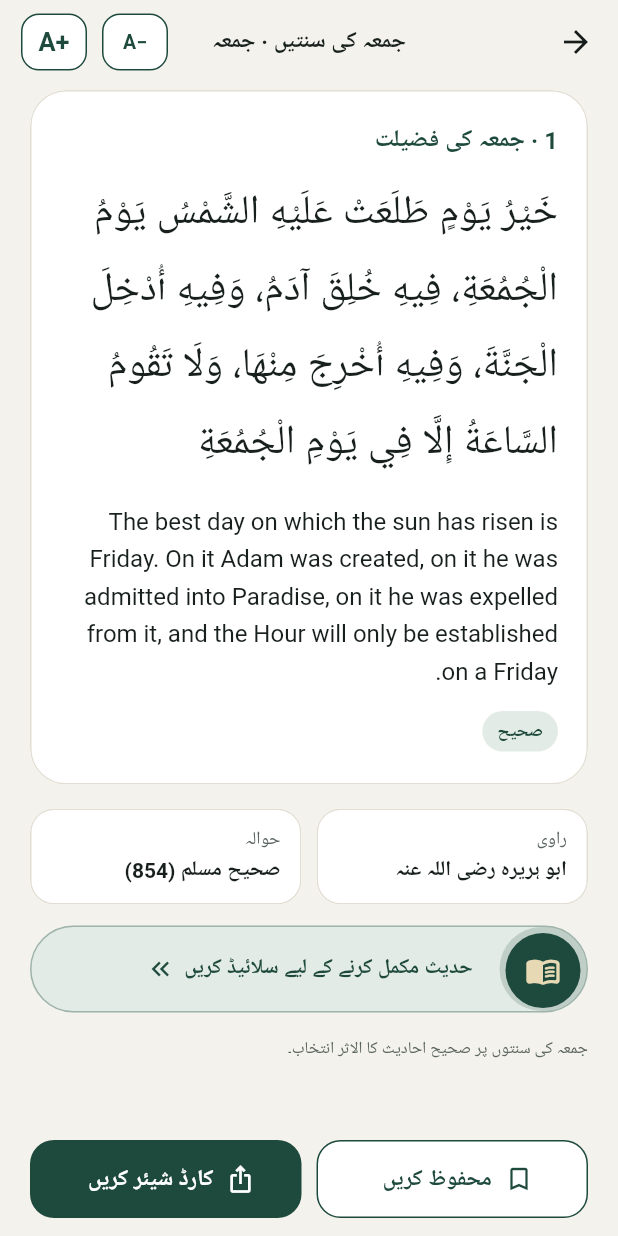
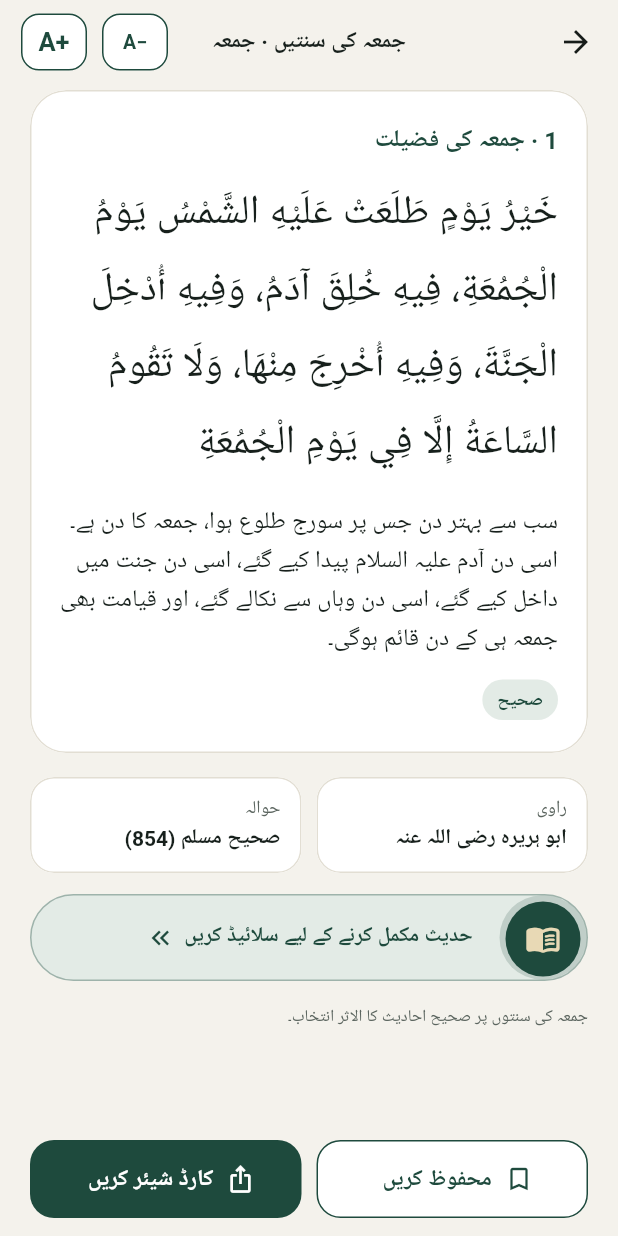
Before and after one commit to abdulla737/Alathar-app, a Flutter app: the HadithDetailScreen screen opened directly with sample values from the repository, on a phone screen of 412 x 824 dp. Run offline on Flutter 3.47's test engine with Material 3 defaults, Android fonts, the phone set to English and light mode, and no system bars; our stand-ins replace flutter_local_notifications, flutter_tts, geolocator, google_fonts, just_audio, share_plus and 3 more; accounts and stored records are empty; Roboto replaces fonts that are missing (Amiri, Ibm Plex Sans Arabic).

Commit message:
Urdu: no English fallback — missing Urdu shows the Arabic; Urdu translations for the 10 Friday hadith
Co-Authored-By: Claude Opus 5.5 <noreply@anthropic.com>
Claude-Session: https://claude.ai/code/session_017iBFismne1oD1sNqHmW8go

```diff
--- a/lib/data/friday_data.dart
+++ b/lib/data/friday_data.dart
@@ -20,6 +20,8 @@ const _attribution = LText(
 const fridayHadith = <Hadith>[
   Hadith(
     id: 90001,
+    translationUr:
+        'سب سے بہتر دن جس پر سورج طلوع ہوا، جمعہ کا دن ہے۔ اسی دن آدم علیہ السلام پیدا کیے گئے، اسی دن جنت میں داخل کیے گئے، اسی دن وہاں سے نکالے گئے، اور قیامت بھی جمعہ ہی کے دن قائم ہوگی۔',
     collectionId: 9,
     numberInBook: 1,
     dailyOk: false,
@@ -43,6 +45,8 @@ const fridayHadith = <Hadith>[
   ),
   Hadith(
     id: 90002,
+    translationUr:
+        'تمہارے دنوں میں سب سے افضل دن جمعہ کا دن ہے۔ اسی دن آدم علیہ السلام پیدا کیے گئے اور اسی دن ان کی روح قبض کی گئی، اسی دن صور پھونکا جائے گا اور اسی دن سب بے ہوش ہوں گے۔ لہٰذا اس دن مجھ پر کثرت سے درود بھیجا کرو، کیونکہ تمہارا درود مجھ پر پیش کیا جاتا ہے۔',
     collectionId: 9,
     numberInBook: 2,
     dailyOk: false,
@@ -72,6 +76,8 @@ const fridayHadith = <Hadith>[
   ),
   Hadith(
     id: 90003,
+    translationUr:
+        'جس نے جمعہ کے دن سورۂ کہف پڑھی، اس کے لیے دو جمعوں کے درمیان نور روشن کر دیا جاتا ہے۔',
     collectionId: 9,
     numberInBook: 3,
     dailyOk: false,
@@ -98,6 +104,8 @@ const fridayHadith = <Hadith>[
   ),
   Hadith(
     id: 90004,
+    translationUr:
+        'جب تم میں سے کوئی جمعہ کے لیے آئے تو اسے غسل کر لینا چاہیے۔',
     collectionId: 9,
     numberInBook: 4,
     dailyOk: false,
@@ -122,6 +130,8 @@ const fridayHadith = <Hadith>[
   ),
   Hadith(
     id: 90005,
+    translationUr:
+        'جمعہ کے دن کا غسل ہر بالغ پر واجب ہے، اور یہ کہ وہ مسواک کرے اور اگر میسر ہو تو خوشبو لگائے۔',
     collectionId: 9,
     numberInBook: 5,
     dailyOk: false,
@@ -148,6 +158,8 @@ const fridayHadith = <Hadith>[
   ),
   Hadith(
     id: 90006,
+    translationUr:
+        'جس نے جمعہ کے دن غسلِ جنابت کی طرح غسل کیا، پھر (مسجد) گیا تو گویا اس نے اونٹ کی قربانی کی؛ جو دوسری گھڑی میں گیا گویا اس نے گائے کی قربانی کی؛ جو تیسری گھڑی میں گیا گویا اس نے سینگوں والا مینڈھا قربان کیا؛ جو چوتھی گھڑی میں گیا گویا اس نے مرغی قربان کی؛ اور جو پانچویں گھڑی میں گیا گویا اس نے انڈا قربان کیا۔ پھر جب امام (خطبہ کے لیے) نکل آتا ہے تو فرشتے ذکر سننے کے لیے حاضر ہو جاتے ہیں۔',
     collectionId: 9,
     numberInBook: 6,
     dailyOk: false,
@@ -174,6 +186,8 @@ const fridayHadith = <Hadith>[
   ),
   Hadith(
     id: 90007,
+    translationUr:
+        'جو آدمی جمعہ کے دن غسل کرے، جہاں تک ہو سکے پاکیزگی حاصل کرے، اپنا تیل لگائے یا اپنے گھر کی خوشبو استعمال کرے، پھر (مسجد) جائے اور دو آدمیوں کے درمیان جدائی نہ ڈالے، پھر جتنی نماز اس کے مقدر میں ہو پڑھے، پھر جب امام خطبہ دے تو خاموش رہے، تو اس جمعہ سے اگلے جمعہ تک کے اس کے گناہ معاف کر دیے جاتے ہیں۔',
     collectionId: 9,
     numberInBook: 7,
     dailyOk: false,
@@ -197,6 +211,8 @@ const fridayHadith = <Hadith>[
   ),
   Hadith(
     id: 90008,
+    translationUr:
+        'جب امام خطبہ دے رہا ہو اور تم جمعہ کے دن اپنے ساتھی سے کہو: ”خاموش رہو“، تو تم نے لغو کام کیا۔',
     collectionId: 9,
     numberInBook: 8,
     dailyOk: false,
@@ -222,6 +238,8 @@ const fridayHadith = <Hadith>[
   ),
   Hadith(
     id: 90009,
+    translationUr:
+        'اس (جمعہ کے دن) میں ایک ایسی گھڑی ہے کہ جو مسلمان بندہ اسے اس حال میں پا لے کہ وہ کھڑا نماز پڑھ رہا ہو اور اللہ تعالیٰ سے کچھ مانگے، تو اللہ اسے وہ ضرور عطا فرماتا ہے۔',
     collectionId: 9,
     numberInBook: 9,
     dailyOk: false,
@@ -248,6 +266,8 @@ const fridayHadith = <Hadith>[
   ),
   Hadith(
     id: 90010,
+    translationUr:
+        'جمعہ کا دن بارہ گھڑیوں کا ہے، اس میں ایک ایسی گھڑی ہے کہ جو مسلمان بندہ اس میں اللہ سے کچھ مانگے، اللہ اسے ضرور عطا فرماتا ہے؛ لہٰذا اسے عصر کے بعد آخری گھڑی میں تلاش کرو۔',
     collectionId: 9,
     numberInBook: 10,
     dailyOk: false,
--- a/lib/data/sample_data.dart
+++ b/lib/data/sample_data.dart
@@ -19,7 +19,9 @@ class LText {
       case 'ar':
         return ar;
       case 'ur':
-        return ur ?? en;
+        // No Urdu yet: the Arabic (same script) rather than English.
+        final u = ur;
+        return (u == null || u.isEmpty) ? (ar.isNotEmpty ? ar : en) : u;
       default:
         return en;
     }
@@ -49,9 +51,10 @@ class Hadith {
   final String quranRef; // verses to recite, e.g. "2:255" or "9:128-129" (ayah rows)
   final String audioUrl; // own recording, if any (takes priority)
 
-  /// The translation in the app language: Urdu when there is one, else English.
+  /// The translation in the app language (Urdu only in Urdu: no English
+  /// fallback — the Arabic text is always shown).
   String get localTranslation =>
-      AppSettings.instance.language == 'ur' && translationUr.isNotEmpty ? translationUr : translation;
+      AppSettings.instance.language == 'ur' ? translationUr : translation;
 
   const Hadith({
     this.translationUr = '',
@@ -92,9 +95,10 @@ class Dhikr {
   final String quranRef; // Qur'an athkar, e.g. "2:255" or "112:1-4|113:1-5|114:1-6"
   final String audioUrl; // own recording, if any (takes priority)
 
-  /// The translation in the app language: Urdu when there is one, else English.
+  /// The translation in the app language (Urdu only in Urdu: no English
+  /// fallback — the Arabic text is always shown).
   String get localTranslation =>
-      AppSettings.instance.language == 'ur' && translationUr.isNotEmpty ? translationUr : translation;
+      AppSettings.instance.language == 'ur' ? translationUr : translation;
 
   const Dhikr({
     this.translationUr = '',
--- a/lib/screens/hadith_detail_screen.dart
+++ b/lib/screens/hadith_detail_screen.dart
@@ -85,7 +85,7 @@ class HadithDetailScreen extends StatelessWidget {
                       style: AppText.arabic(
                           size: settings.arabicSize + (S.isArabic ? 4 : 1),
                           height: 1.85)),
-                  if (!S.isArabic) ...[
+                  if (!S.isArabic && h.localTranslation.isNotEmpty) ...[
                     const SizedBox(height: 14),
                     Text(h.localTranslation, style: AppText.ui(size: 16 * k, height: 1.55)),
                   ],
```
